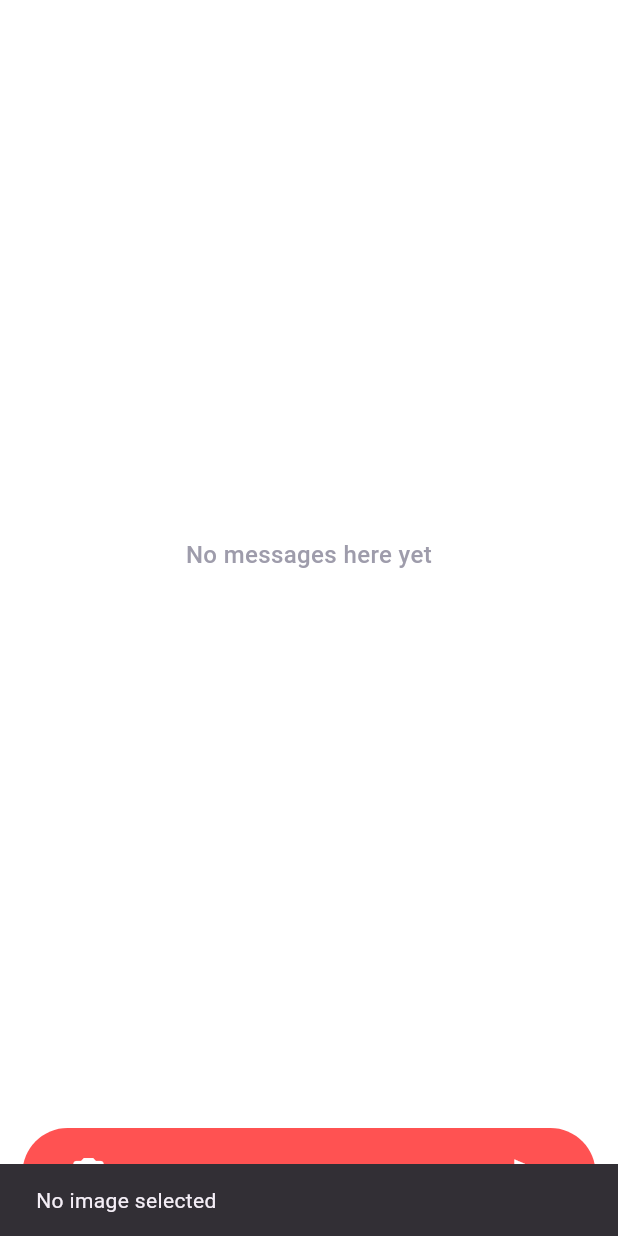
After one commit to Upsilontechnology/protinidhi, a Flutter app: the ChatScreen screen opened directly, after a tap on the "photo camera" icon, on a phone screen of 412 x 824 dp. The commit adds this screen. Run offline on Flutter 3.47's test engine with Material 3 defaults, Android fonts, the light colour scheme and no system bars; our stand-ins replace easy_stepper, flutter_chat_types, flutter_chat_ui, flutter_vector_icons, get, image_picker and 2 more.

Commit message:
chat screen by riaz

```diff
--- /dev/null
+++ b/lib/app/features/chat/chat_screen.dart
@@ -0,0 +1,166 @@
+import 'dart:io';
+
+import 'package:flutter/material.dart';
+import 'package:flutter_chat_types/flutter_chat_types.dart' as types;
+import 'package:flutter_chat_types/flutter_chat_types.dart';
+import 'package:flutter_chat_ui/flutter_chat_ui.dart';
+
+import 'package:image_picker/image_picker.dart';
+
+
+
+class ChatScreen extends StatefulWidget {
+  const ChatScreen({super.key});
+
+  @override
+  State<ChatScreen> createState() => _ChatScreenState();
+}
+
+class _ChatScreenState extends State<ChatScreen> {
+  List<types.Message> _messages = [];
+  final _user =  types.User(
+    id: '82091008-a484-4a89-ae75-a22bf8d6f3ac',
+  );
+  final TextEditingController _textController = TextEditingController();
+
+  @override
+  Widget build(BuildContext context) {
+    return Scaffold(
+      resizeToAvoidBottomInset: true,
+      // appBar: CustomAppBar(
+      //   icon: IconButton(
+      //     onPressed: () {
+      //       Navigator.pop(context);
+      //     },
+      //     icon: Icon(
+      //       Icons.arrow_back_sharp,
+      //       color: Colors.white,
+      //     ),
+      //   ),
+      // ),
+      body: Column(
+        children: [
+          Expanded(
+            child: Chat(
+              messages: _messages,
+              onSendPressed: _handleSendPressed,
+              onAttachmentPressed: _handleAttachmentPressed,
+              user: _user,
+              theme: const DefaultChatTheme(
+                //primaryColor: AppColors.primaryColor,
+                secondaryColor: Colors.greenAccent,
+                backgroundColor: Colors.transparent,
+                inputBackgroundColor: Colors.black,
+                inputTextColor: Colors.black,
+                receivedMessageBodyTextStyle: TextStyle(color: Colors.black),
+                sentMessageBodyTextStyle: TextStyle(color: Colors.white),
+              ),
+              customBottomWidget: _buildCustomInput(),
+            ),
+          ),
+        ],
+      ),
+    );
+  }
+
+  Widget _buildCustomInput() {
+    return Container(
+      color: Colors.transparent,
+      padding: const EdgeInsets.symmetric(horizontal: 15.0, vertical: 12.0),
+      child: Row(
+        children: <Widget>[
+          Expanded(
+            child: Container(
+              height: 60.0,
+              decoration: BoxDecoration(
+                color: Colors.redAccent,
+                borderRadius: BorderRadius.circular(30.0),
+              ),
+              padding: EdgeInsets.symmetric(horizontal: 20.0),
+              alignment: Alignment.center,
+              child: Row(
+                children: [
+                  IconButton(
+                    icon: const Icon(Icons.photo_camera, color: Colors.white),
+                    onPressed: _handleAttachmentPressed,
+                  ),
+                  Expanded(
+                    child: TextField(
+                      controller: _textController,
+                      textInputAction: TextInputAction.send,
+                      style: const TextStyle(color: Colors.black),
+                      decoration: const InputDecoration(
+                        hintText: 'Type a message.....',
+                        hintStyle: TextStyle(color: Colors.black),
+                        border: InputBorder.none,
+                        contentPadding: EdgeInsets.symmetric(vertical: 0),
+                      ),
+                      onSubmitted: (value) {
+                        if (value.trim().isNotEmpty) {
+                          _handleSendPressed(types.PartialText(text: value));
+                        }
+                      },
+                    ),
+                  ),
+                  IconButton(
+                    icon: Icon(Icons.send, color: Colors.white),
+                    onPressed: () {
+                      final text = _textController.text.trim();
+                      if (text.isNotEmpty) {
+                        _handleSendPressed(types.PartialText(text: text));
+                        _textController.clear();
+                      }
+                    },
+                  ),
+                ],
+              ),
+            ),
+          ),
+        ],
+      ),
+    );
+  }
+
+  void _handleSendPressed(types.PartialText message) {
+    if (message.text.trim().isEmpty) return;
+
+    final textMessage = types.TextMessage(
+      author: _user,
+      createdAt: DateTime.now().millisecondsSinceEpoch,
+      id: DateTime.now().millisecondsSinceEpoch.toString(),
+      text: message.text,
+    );
+
+    _addMessage(textMessage);
+    _textController.clear();
+  }
+
+  void _handleAttachmentPressed() async {
+    final picker = ImagePicker();
+    final pickedFile = await picker.pickImage(source: ImageSource.gallery);
+
+    if (pickedFile != null) {
+      final imageMessage = types.ImageMessage(
+        author: _user,
+        createdAt: DateTime.now().millisecondsSinceEpoch,
+        id: DateTime.now().millisecondsSinceEpoch.toString(),
+        name: pickedFile.name ?? '',
+        size: File(pickedFile.path).lengthSync(),
+        uri: pickedFile.path,
+      );
+      _addMessage(imageMessage);
+    } else {
+      // Handle the case when no image is selected
+      ScaffoldMessenger.of(context).showSnackBar(
+        const SnackBar(content: Text('No image selected')),
+      );
+    }
+  }
+
+  void _addMessage(types.Message message) {
+    setState(() {
+      _messages.insert(0, message);
+      print("Message added: ${message.toJson()}");
+    });
+  }
+}
--- a/lib/app/features/order/pages/order_page.dart
+++ b/lib/app/features/order/pages/order_page.dart
@@ -1,4 +1,6 @@
 import 'package:flutter/material.dart';
+import 'package:get/get.dart';
+import 'package:protinidhi/app/features/chat/chat_screen.dart';
 import 'package:protinidhi/app/features/order/widgets/folded_order_tile.dart';
 
 class OrderPage extends StatelessWidget {
@@ -69,6 +71,9 @@ class OrderPage extends StatelessWidget {
               SizedBox(height: mediaQuery.height * 0.01),
               const FoldedOrderTile(name: "Gold Image"),
               SizedBox(height: mediaQuery.height * 0.2),
+              TextButton(onPressed: (){
+                Get.to(ChatScreen());
+              }, child: Text("chat text"))
             ],
           ),
         ),
--- a/pubspec.yaml
+++ b/pubspec.yaml
@@ -41,6 +41,10 @@ dependencies:
   flutter_vector_icons: ^2.0.0
   easy_stepper: ^0.8.5
   timelines: ^0.1.0
+  file_picker: ^8.0.3
+  image_picker: ^1.1.1
+  flutter_chat_ui: ^1.3.2  # Use the latest version
+  flutter_chat_types: ^3.6.2  # Use the latest version
 
 dev_dependencies:
   flutter_test:
@@ -51,7 +55,7 @@ dev_dependencies:
   # activated in the `analysis_options.yaml` file located at the root of your
   # package. See that file for information about deactivating specific lint
   # rules and activating additional ones.
-  flutter_lints: ^4.0.0
+#  flutter_lints: ^4.0.0
 
 # For information on the generic Dart part of this file, see the
 # following page: https://dart.dev/tools/pub/pubspec
```
Also changed, not shown: pubspec.lock, 13 other files.
